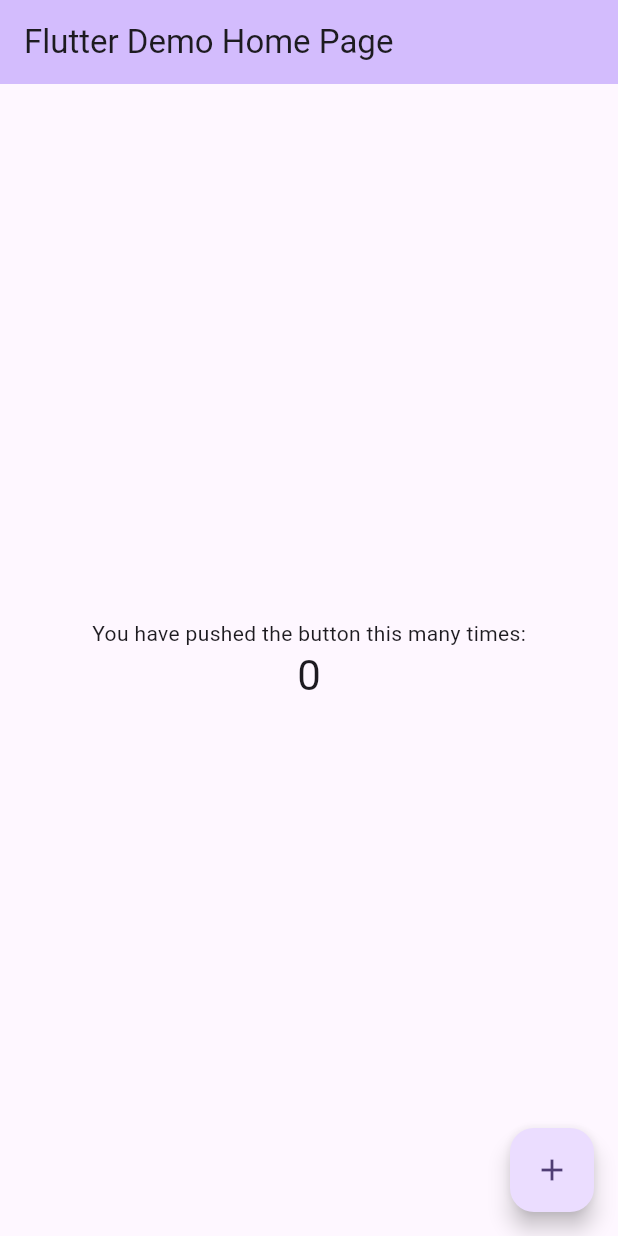
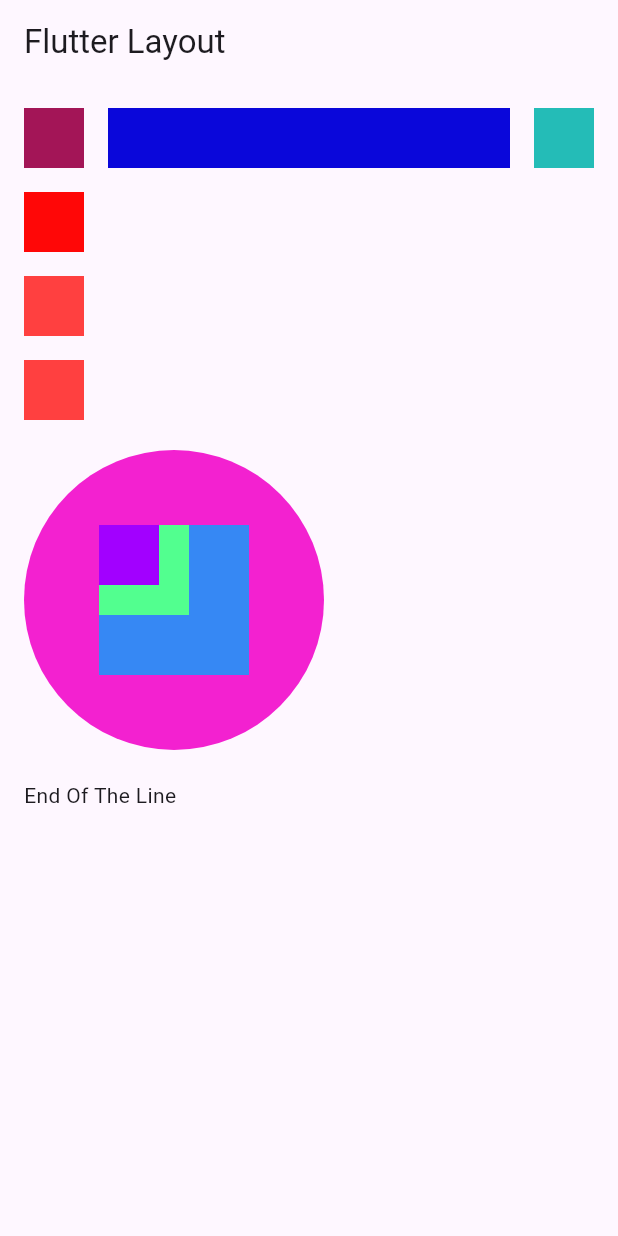
Before and after one commit to mohammed7najeeb-del/widget_refactor, a Flutter app: the screen it shows after launch, on a phone screen of 412 x 824 dp. Run offline on Flutter 3.47's test engine with Material 3 defaults, Android fonts, the phone set to English and light mode, and no system bars.

Commit message:
first commit

```diff
--- a/lib/home.dart
+++ b/lib/home.dart
@@ -0,0 +1,147 @@
+import 'package:flutter/material.dart';
+
+class Home extends StatefulWidget {
+  const Home({super.key});
+
+  @override
+  State<Home> createState() => _HomeState();
+}
+
+class _HomeState extends State<Home> {
+  final container = Container(
+    color: const Color.fromARGB(255, 163, 21, 87),
+    height: 40,
+    width: 40,
+  );
+
+  @override
+  Widget build(BuildContext context) {
+    return Scaffold(
+      appBar: AppBar(
+        title: const Text("Flutter Layout"),
+      ),
+      body: SafeArea(
+        child: SingleChildScrollView(
+          child: Padding(
+            padding: const EdgeInsets.all(16),
+            child: Column(
+              children: [
+                Widget_Row2(container: container),
+                const SizedBox(height: 16),
+                const Widget_Row1(),
+              ],
+            ),
+          ),
+        ),
+      ),
+    );
+  }
+}
+
+class Widget_Row2 extends StatelessWidget {
+  const Widget_Row2({
+    super.key,
+    required this.container,
+  });
+
+  final Container container;
+
+  @override
+  Widget build(BuildContext context) {
+    return Row(
+      children: [
+        container,
+        const SizedBox(width: 16),
+        Expanded(
+          child: Container(
+            color: const Color.fromARGB(255, 10, 7, 218),
+            height: 40,
+          ),
+        ),
+        const SizedBox(width: 16),
+        Container(
+          color: const Color.fromARGB(255, 36, 188, 183),
+          height: 40,
+          width: 40,
+        ),
+      ],
+    );
+  }
+}
+
+class Widget_Row1 extends StatelessWidget {
+  const Widget_Row1({super.key});
+
+  @override
+  Widget build(BuildContext context) {
+    return Row(
+      children: [
+        Column(
+          crossAxisAlignment: CrossAxisAlignment.start,
+          children: [
+            Container(
+              color: const Color.fromARGB(255, 255, 7, 7),
+              height: 40,
+              width: 40,
+            ),
+
+            const SizedBox(height: 16),
+
+            Container(
+              color: const Color.fromARGB(255, 255, 64, 64),
+              height: 40,
+              width: 40,
+            ),
+
+            const SizedBox(height: 16),
+
+            Container(
+              color: const Color.fromARGB(255, 255, 64, 64),
+              height: 40,
+              width: 40,
+            ),
+
+            const SizedBox(height: 20),
+
+            const CircleAvatar(
+              backgroundColor: Color.fromARGB(255, 243, 33, 208),
+              radius: 100,
+              child: Widget_Stack(),
+            ),
+
+            const SizedBox(height: 20),
+
+            const Text("End Of The Line"),
+          ],
+        ),
+      ],
+    );
+  }
+}
+
+class Widget_Stack extends StatelessWidget {
+  const Widget_Stack({super.key});
+
+  @override
+  Widget build(BuildContext context) {
+    return Stack(
+      children: [
+        Container(
+          color: const Color.fromARGB(255, 54, 136, 244),
+          height: 100,
+          width: 100,
+        ),
+        Container(
+          color: const Color.fromARGB(255, 82, 255, 143),
+          height: 60,
+          width: 60,
+        ),
+        Container(
+          color: const Color.fromARGB(255, 162, 0, 255),
+          height: 40,
+          width: 40,
+        ),
+      ],
+    );
+  }
+}
--- a/lib/main.dart
+++ b/lib/main.dart
@@ -1,4 +1,5 @@
 import 'package:flutter/material.dart';
+import 'home.dart';
 
 void main() {
   runApp(const MyApp());
@@ -7,116 +8,17 @@ void main() {
 class MyApp extends StatelessWidget {
   const MyApp({super.key});
 
-  // This widget is the root of your application.
   @override
   Widget build(BuildContext context) {
     return MaterialApp(
-      title: 'Flutter Demo',
+      debugShowCheckedModeBanner: false,
+      title: 'Flutter Layout',
       theme: ThemeData(
-        // This is the theme of your application.
-        //
-        // TRY THIS: Try running your application with "flutter run". You'll see
-        // the application has a purple toolbar. Then, without quitting the app,
-        // try changing the seedColor in the colorScheme below to Colors.green
-        // and then invoke "hot reload" (save your changes or press the "hot
-        // reload" button in a Flutter-supported IDE, or press "r" if you used
-        // the command line to start the app).
-        //
-        // Notice that the counter didn't reset back to zero; the application
-        // state is not lost during the reload. To reset the state, use hot
-        // restart instead.
-        //
-        // This works for code too, not just values: Most code changes can be
-        // tested with just a hot reload.
-        colorScheme: .fromSeed(seedColor: Colors.deepPurple),
+        colorScheme: ColorScheme.fromSeed(
+          seedColor: Colors.deepPurple,
+        ),
       ),
-      home: const MyHomePage(title: 'Flutter Demo Home Page'),
+      home: const Home(),
     );
   }
 }
-
-class MyHomePage extends StatefulWidget {
-  const MyHomePage({super.key, required this.title});
-
-  // This widget is the home page of your application. It is stateful, meaning
-  // that it has a State object (defined below) that contains fields that affect
-  // how it looks.
-
-  // This class is the configuration for the state. It holds the values (in this
-  // case the title) provided by the parent (in this case the App widget) and
-  // used by the build method of the State. Fields in a Widget subclass are
-  // always marked "final".
-
-  final String title;
-
-  @override
-  State<MyHomePage> createState() => _MyHomePageState();
-}
-
-class _MyHomePageState extends State<MyHomePage> {
-  int _counter = 0;
-
-  void _incrementCounter() {
-    setState(() {
-      // This call to setState tells the Flutter framework that something has
-      // changed in this State, which causes it to rerun the build method below
-      // so that the display can reflect the updated values. If we changed
-      // _counter without calling setState(), then the build method would not be
-      // called again, and so nothing would appear to happen.
-      _counter++;
-    });
-  }
-
-  @override
-  Widget build(BuildContext context) {
-    // This method is rerun every time setState is called, for instance as done
-    // by the _incrementCounter method above.
-    //
-    // The Flutter framework has been optimized to make rerunning build methods
-    // fast, so that you can just rebuild anything that needs updating rather
-    // than having to individually change instances of widgets.
-    return Scaffold(
-      appBar: AppBar(
-        // TRY THIS: Try changing the color here to a specific color (to
-        // Colors.amber, perhaps?) and trigger a hot reload to see the AppBar
-        // change color while the other colors stay the same.
-        backgroundColor: Theme.of(context).colorScheme.inversePrimary,
-        // Here we take the value from the MyHomePage object that was created by
-        // the App.build method, and use it to set our appbar title.
-        title: Text(widget.title),
-      ),
-      body: Center(
-        // Center is a layout widget. It takes a single child and positions it
-        // in the middle of the parent.
-        child: Column(
-          // Column is also a layout widget. It takes a list of children and
-          // arranges them vertically. By default, it sizes itself to fit its
-          // children horizontally, and tries to be as tall as its parent.
-          //
-          // Column has various properties to control how it sizes itself and
-          // how it positions its children. Here we use mainAxisAlignment to
-          // center the children vertically; the main axis here is the vertical
-          // axis because Columns are vertical (the cross axis would be
-          // horizontal).
-          //
-          // TRY THIS: Invoke "debug painting" (choose the "Toggle Debug Paint"
-          // action in the IDE, or press "p" in the console), to see the
-          // wireframe for each widget.
-          mainAxisAlignment: .center,
-          children: [
-            const Text('You have pushed the button this many times:'),
-            Text(
-              '$_counter',
-              style: Theme.of(context).textTheme.headlineMedium,
-            ),
-          ],
-        ),
-      ),
-      floatingActionButton: FloatingActionButton(
-        onPressed: _incrementCounter,
-        tooltip: 'Increment',
-        child: const Icon(Icons.add),
-      ),
-    );
-  }
-}
```
